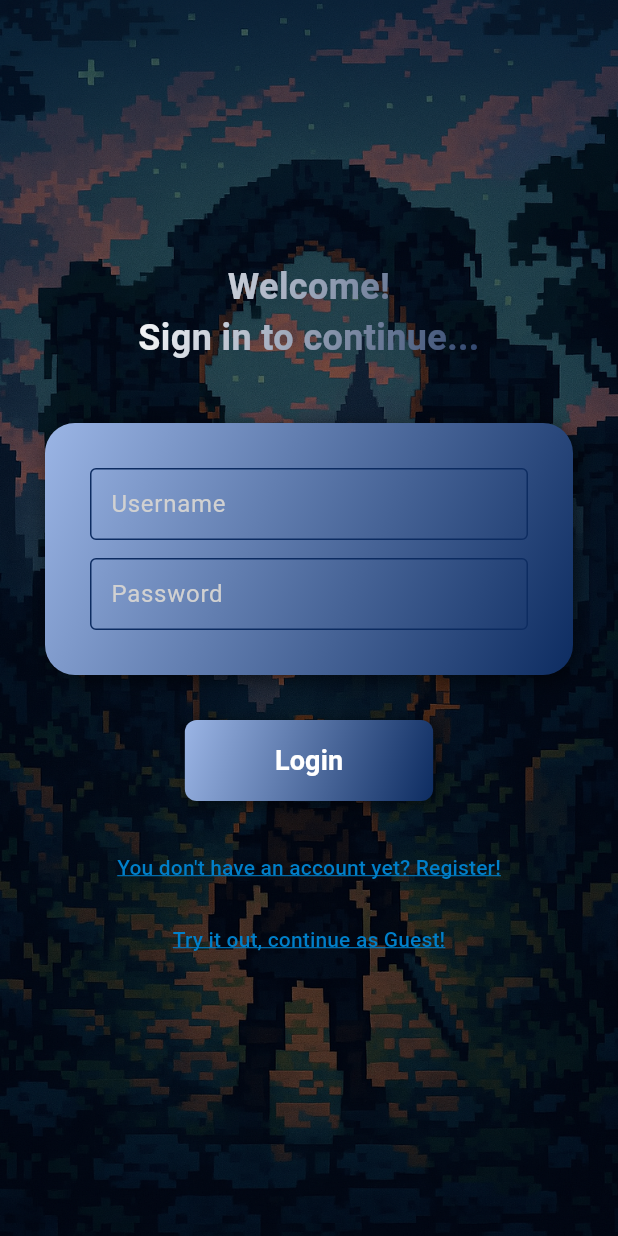
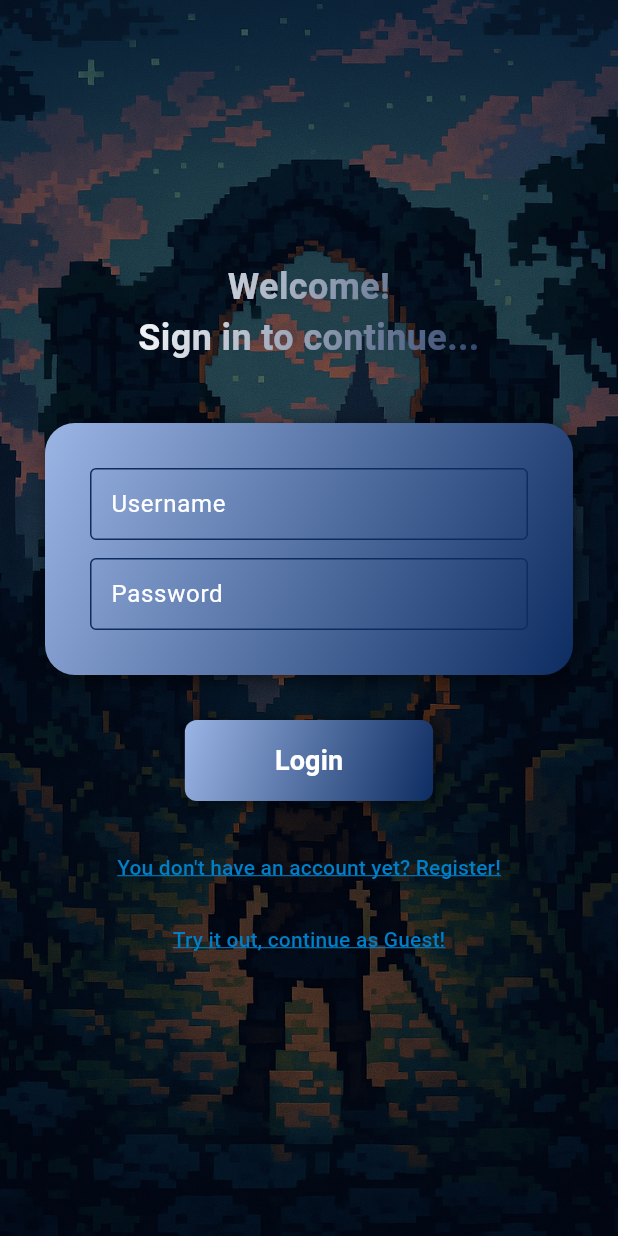
Before and after one commit to Lorenzo7991/first-flutter-project, a Flutter app: the screen it shows after launch, on a phone screen of 412 x 824 dp. Run offline on Flutter 3.47's test engine with Material 3 defaults, Android fonts, the phone set to English and light mode, and no system bars.

Commit message:
Update login input field styles to improve visibility

```diff
--- a/lib/app/login.dart
+++ b/lib/app/login.dart
@@ -73,9 +73,8 @@ class LoginPage extends StatelessWidget {
                         style: const TextStyle(color: Colors.white),
                         decoration: const InputDecoration(
                           labelText: 'Username',
-                          labelStyle: TextStyle(color: Color.fromARGB(255, 209, 209, 209)),
-                          hintText: 'Enter your username',
-                          hintStyle: TextStyle(color: Color.fromARGB(255, 209, 209, 209)),
+                          labelStyle: TextStyle(color: Colors.white),
+                          hintStyle: TextStyle(color: Colors.white),
                           enabledBorder: OutlineInputBorder(
                             borderSide: BorderSide(color: Color.fromARGB(255, 13, 44, 97)),
                           ),
@@ -93,9 +92,8 @@ class LoginPage extends StatelessWidget {
                         style: const TextStyle(color: Colors.white),
                         decoration: const InputDecoration(
                           labelText: 'Password',
-                          labelStyle: TextStyle(color: Color.fromARGB(255, 209, 209, 209)),
-                          hintText: 'Enter your password',
-                          hintStyle: TextStyle(color: Color.fromARGB(255, 209, 209, 209)),
+                          labelStyle: TextStyle(color: Colors.white),
+                          hintStyle: TextStyle(color: Colors.white),
                           enabledBorder: OutlineInputBorder(
                             borderSide: BorderSide(color: Color.fromARGB(255, 13, 44, 97)),
                           ),
```
